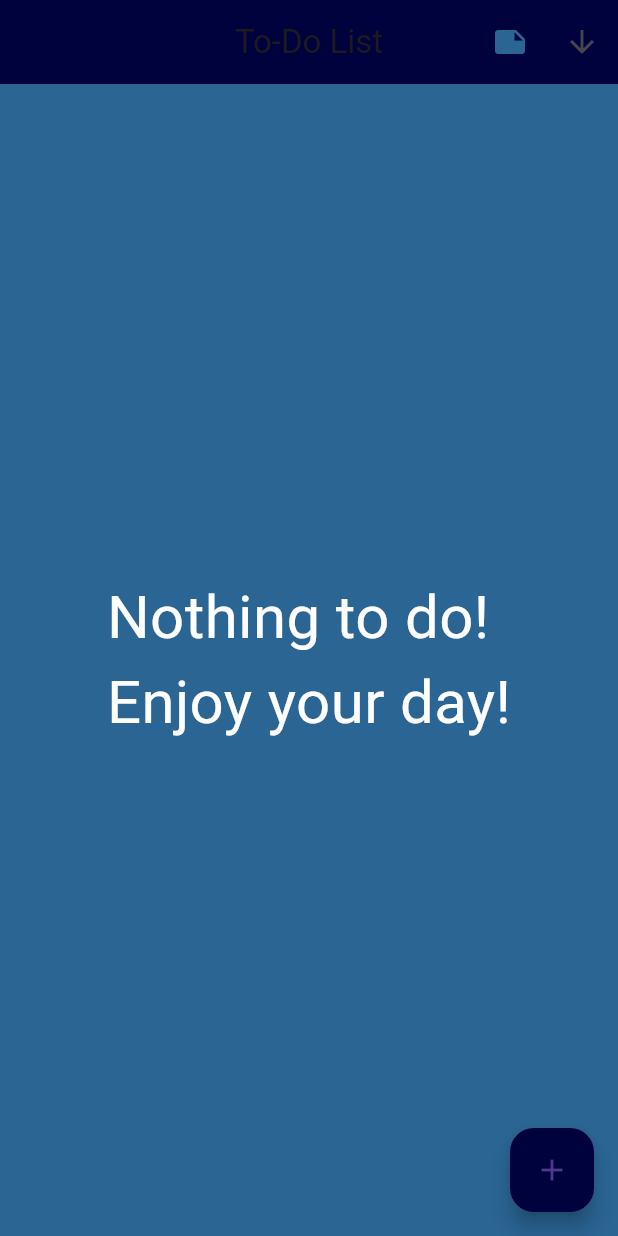
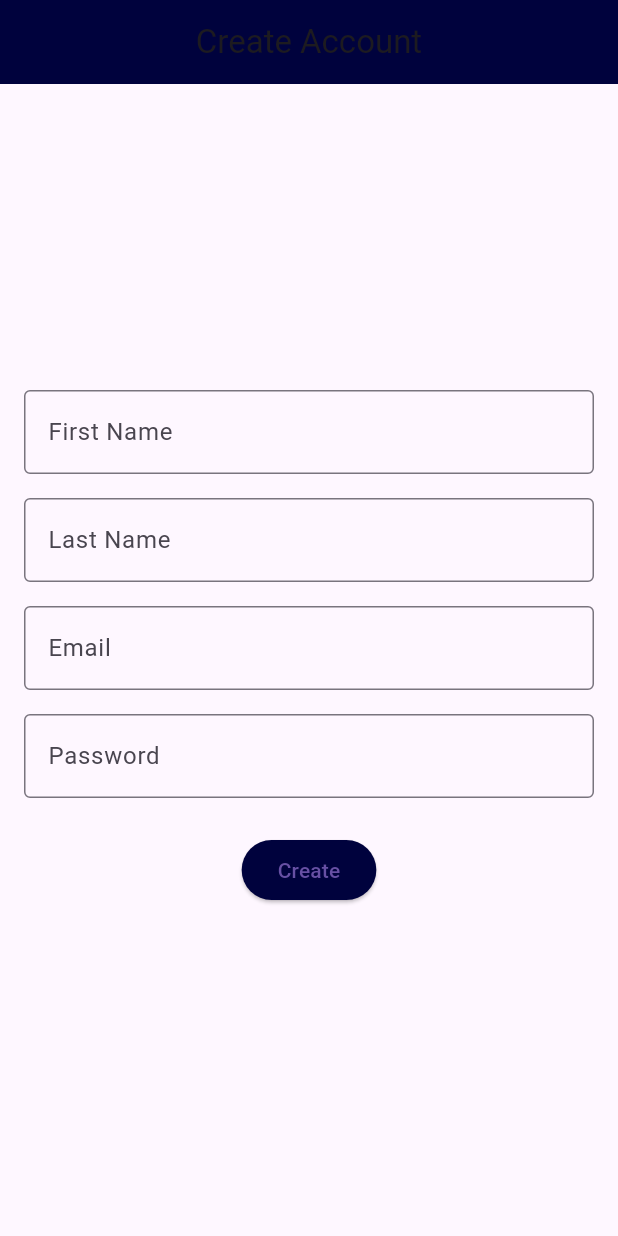
Before and after one commit to Ali-hadi-Matar/todo-app, a Flutter app: the screen it shows after launch, on a phone screen of 412 x 824 dp. Run offline on Flutter 3.47's test engine with Material 3 defaults, Android fonts, the phone set to English and light mode, and no system bars.

Commit message:
chore: Creating regitration file

```diff
--- /dev/null
+++ b/lib/Register.dart
@@ -0,0 +1,167 @@
+import 'package:flutter/material.dart';
+import 'dart:convert';
+import 'package:http/http.dart' as http;
+import 'package:todo_app/main.dart';
+class Register extends StatefulWidget {
+  const Register({Key? key}) : super(key: key);
+
+  @override
+  State<Register> createState() => _RegisterState();
+}
+
+class _RegisterState extends State<Register> {
+  String appBarText="Create Account";
+  final TextEditingController _controllerlname = TextEditingController();
+  final TextEditingController _controllerfname = TextEditingController();
+  final TextEditingController _controllerEmail = TextEditingController();
+  final TextEditingController _controllerPassword = TextEditingController();
+  final _formKey = GlobalKey<FormState>();
+  bool _loading = false;
+  final checkUrl = Uri.parse('https://quicktaskapp.000webhostapp.com/check_user.php');
+  final registrationUrl = Uri.parse('https://quicktaskapp.000webhostapp.com/register.php');
+
+  Future<void> registerUser() async {
+    setState(() {
+      _loading=true;
+    });
+    if (_formKey.currentState?.validate() ?? false) {
+      final responseCheck = await http.post(checkUrl, body: {'email': _controllerEmail.text});
+
+      if (responseCheck.statusCode == 200) {
+        final data = json.decode(responseCheck.body);
+        bool userExists = data['exists'];
+
+        if (userExists) {
+          setState(() {
+            appBarText = 'User already has an account';
+            _loading=false;
+          });
+        } else {
+          final response = await http.post(registrationUrl, body: {
+            'fname': _controllerfname.text,
+            'lname': _controllerlname.text,
+            'email': _controllerEmail.text,
+            'password': _controllerPassword.text,
+          });
+
+          if (response.statusCode == 200) {
+            print("Registration successful");
+            Navigator.push(context, MaterialPageRoute(builder: (context) => TaskList()));
+          } else {
+            print('Error during registration: ${response.statusCode}');
+          }
+        }
+      } else {
+        print('Error during user check: ${responseCheck.statusCode}');
+      }
+    }
+  }
+
+  @override
+  Widget build(BuildContext context) {
+    return Scaffold(
+      appBar: AppBar(
+        title: Text(appBarText),
+        centerTitle: true,
+        backgroundColor: const Color(0xFF00023D),
+      ),
+      body: Padding(
+        padding: const EdgeInsets.all(16.0),
+        child: Form(
+          key: _formKey,
+          child: Column(
+            mainAxisAlignment: MainAxisAlignment.center,
+            children: <Widget>[
+              TextFormField(
+                controller: _controllerfname,
+                decoration: InputDecoration(
+                  labelText: 'First Name',
+                  border: OutlineInputBorder(),
+                ),
+                validator: (value) {
+                  if (value?.isEmpty ?? true) {
+                    return 'Please enter your first name';
+                  }
+                  return null;
+                },
+              ),
+              SizedBox(height: 16.0),
+              TextFormField(
+                controller: _controllerlname,
+                decoration: InputDecoration(
+                  labelText: 'Last Name',
+                  border: OutlineInputBorder(),
+                ),
+                validator: (value) {
+                  if (value?.isEmpty ?? true) {
+                    return 'Please enter your last name';
+                  }
+                  return null;
+                },
+              ),
+              SizedBox(height: 16.0),
+              TextFormField(
+                controller: _controllerEmail,
+                keyboardType: TextInputType.emailAddress,
+                decoration: InputDecoration(
+                  labelText: 'Email',
+                  border: OutlineInputBorder(),
+                ),
+                validator: (value) {
+                  if (value?.isEmpty ?? true) {
+                    return 'Please enter your email';
+                  } else if (!RegExp(r'^[\w-]+(\.[\w-]+)*@([a-zA-Z\d]+\.)+[a-zA-Z]{2,}$').hasMatch(value!)) {
+                    setState(() {
+                      _loading=false;
+
+                    });
+                    return 'Please enter a valid email address';
+
+                  }
+                  return null;
+                },
+              ),
+              SizedBox(height: 16.0),
+              TextFormField(
+                controller: _controllerPassword,
+                obscureText: true,
+                decoration: InputDecoration(
+                  labelText: 'Password',
+                  border: OutlineInputBorder(),
+                ),
+                validator: (value) {
+                  if (value?.isEmpty ?? true) {
+                    return 'Please enter your password';
+                  } else if (value!.length < 8) {
+                    setState(() {
+                      _loading=false;
+
+                    });
+                    return 'Password must be at least 8 characters';
+
+                  }
+                  return null;
+                },
+              ),
+              SizedBox(height: 24.0),
+              ElevatedButton(
+                onPressed: () async {
+                  await registerUser();
+                },
+                child: Text('Create'),
+                style: ElevatedButton.styleFrom(
+                  primary: const Color(0xFF00023D),
+                ),
+              ),
+              SizedBox(height: 16.0,),
+              Visibility(
+                  visible: _loading,
+                  child:CircularProgressIndicator()
+              ),
+            ],
+          ),
+        ),
+      ),
+    );
+  }
+}
--- a/lib/main.dart
+++ b/lib/main.dart
@@ -2,6 +2,7 @@ import 'package:flutter/material.dart';
 import 'AddTask.dart';
 import 'Task.dart';
 import 'Note.dart';
+import 'Register.dart';
 void main() => runApp(MyApp());
 
 class MyApp extends StatelessWidget {
@@ -13,7 +14,7 @@ class MyApp extends StatelessWidget {
         primaryColor: const Color(0xFF00023D),
         hintColor:const Color(0xFF2A6594),
       ),
-      home: TaskList(),
+      home: Register(),
     );
   }
 }
--- a/pubspec.yaml
+++ b/pubspec.yaml
@@ -28,7 +28,7 @@ environment:
 # the latest version available on pub.dev. To see which dependencies have newer
 # versions available, run `flutter pub outdated`.
 dependencies:
-
+  http: ^0.13.3
   flutter:
     sdk: flutter
 
```
Also changed, not shown: pubspec.lock.
